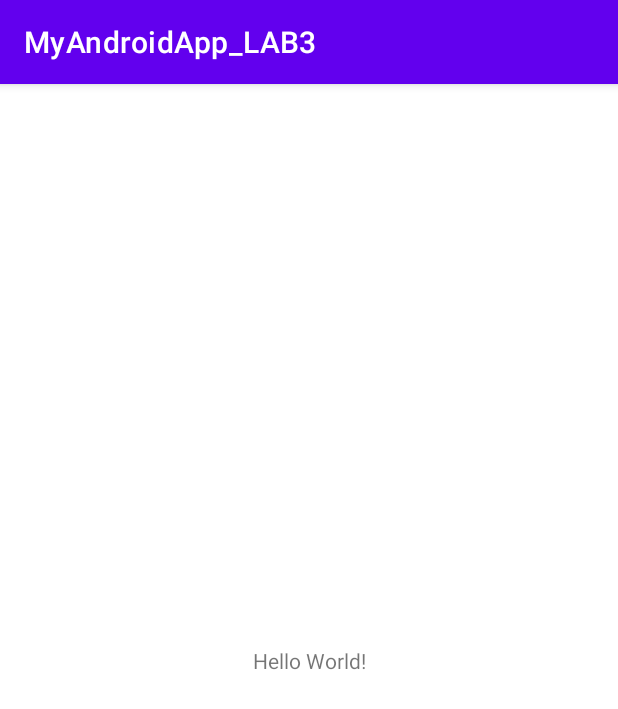
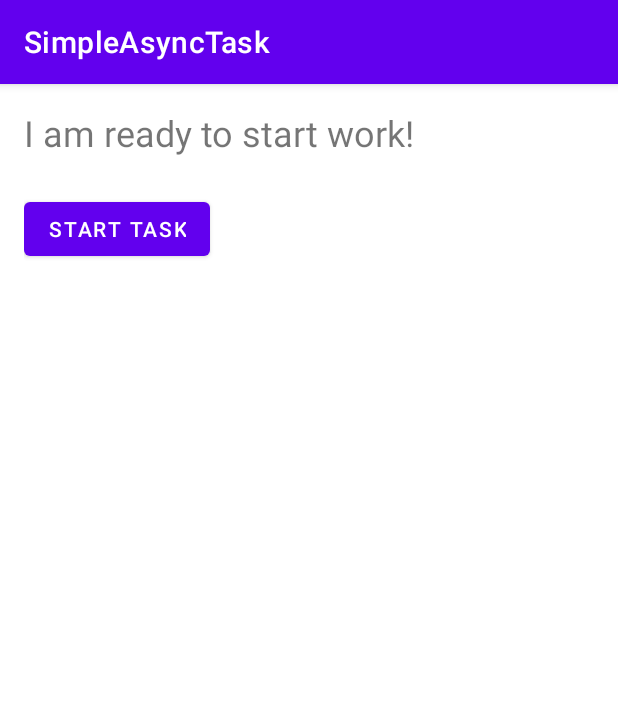
Before and after one commit to gracentruth/MyAndroidApp_LAB3, an Android app: the screen it shows after launch (MainActivity), on a phone screen of 412 x 824 dp. Shown: the top 709 px of the screen. Run offline under Robolectric (Android 15) with nearby library versions, the phone set to English and light mode, and no system bars.

Commit message:
Implement Async

```diff
--- a/app/src/main/java/com/example/myandroidapp_lab3/MainActivity.java
+++ b/app/src/main/java/com/example/myandroidapp_lab3/MainActivity.java
@@ -3,12 +3,37 @@ package com.example.myandroidapp_lab3;
 import androidx.appcompat.app.AppCompatActivity;
 
 import android.os.Bundle;
+import android.view.View;
+import android.widget.TextView;
 
 public class MainActivity extends AppCompatActivity {
+
+    private static final String TEXT_STATE = "currentText";
+
+    private TextView mTextView;
 
     @Override
     protected void onCreate(Bundle savedInstanceState) {
         super.onCreate(savedInstanceState);
         setContentView(R.layout.activity_main);
+        mTextView = findViewById(R.id.textView1);
+
+        if (savedInstanceState != null) {
+            mTextView.setText(savedInstanceState.getString(TEXT_STATE));
+        }
+    }
+    public void startTask(View view) {
+
+        mTextView.setText(R.string.napping);
+
+        new SimpleAsyncTask(mTextView).execute();
+    }
+
+
+    @Override
+    protected void onSaveInstanceState(Bundle outState) {
+        super.onSaveInstanceState(outState);
+
+        outState.putString(TEXT_STATE, mTextView.getText().toString());
     }
 }
--- a/app/src/main/res/layout/activity_main.xml
+++ b/app/src/main/res/layout/activity_main.xml
@@ -4,15 +4,28 @@
     xmlns:tools="http://schemas.android.com/tools"
     android:layout_width="match_parent"
     android:layout_height="match_parent"
-    tools:context=".MainActivity">
+
+    android:layout_margin="16dp"
+    >
 
     <TextView
+        android:id="@+id/textView1"
         android:layout_width="wrap_content"
         android:layout_height="wrap_content"
-        android:text="Hello World!"
-        app:layout_constraintBottom_toBottomOf="parent"
-        app:layout_constraintLeft_toLeftOf="parent"
-        app:layout_constraintRight_toRightOf="parent"
-        app:layout_constraintTop_toTopOf="parent" />
+        android:text="@string/ready_to_start"
+        android:textSize="24sp"
+        app:layout_constraintStart_toStartOf="parent"
+        app:layout_constraintTop_toTopOf="parent"/>
+
+    <Button
+        android:id="@+id/button"
+        android:layout_width="wrap_content"
+        android:layout_height="wrap_content"
+        android:layout_marginTop="24dp"
+        android:onClick="startTask"
+        android:text="@string/start_task"
+        app:layout_constraintStart_toStartOf="parent"
+        app:layout_constraintTop_toBottomOf="@+id/textView1"/>
+
 
 </androidx.constraintlayout.widget.ConstraintLayout>
--- a/app/src/main/res/values/strings.xml
+++ b/app/src/main/res/values/strings.xml
@@ -1,3 +1,6 @@
 <resources>
-    <string name="app_name">MyAndroidApp_LAB3</string>
+    <string name="app_name">SimpleAsyncTask</string>
+    <string name="ready_to_start">I am ready to start work!</string>
+    <string name="start_task">Start Task</string>
+    <string name="napping">"Napping…"</string>
 </resources>
```
Also changed, not shown: app/src/main/java/com/example/myandroidapp_lab3/SimpleAsyncTask.java (added, +45 -0 lines).
